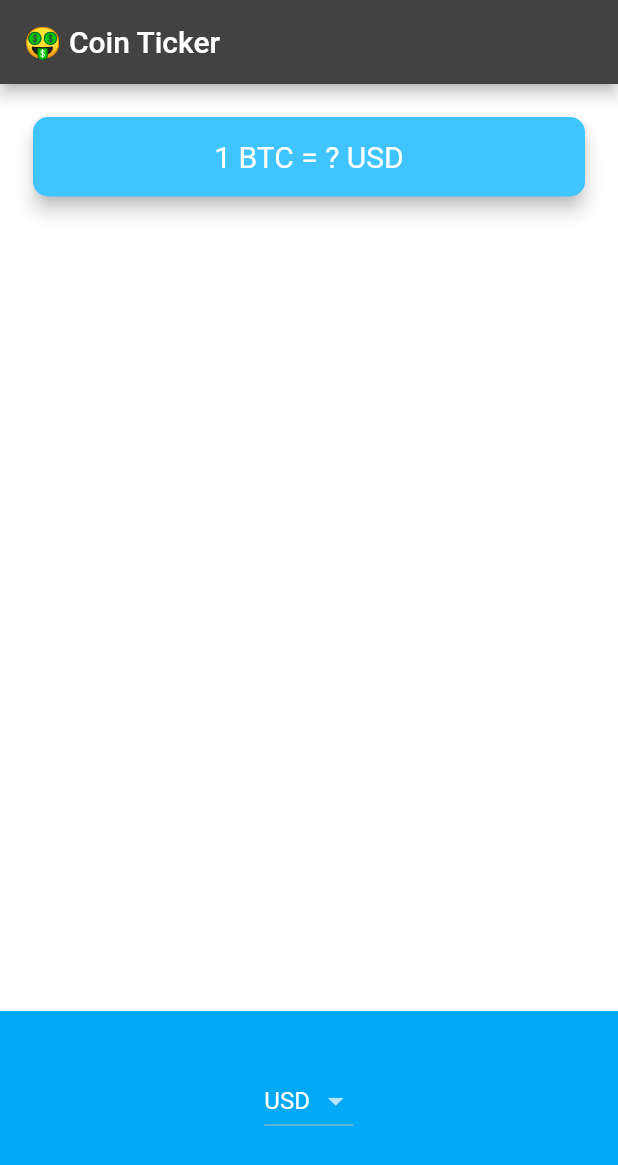
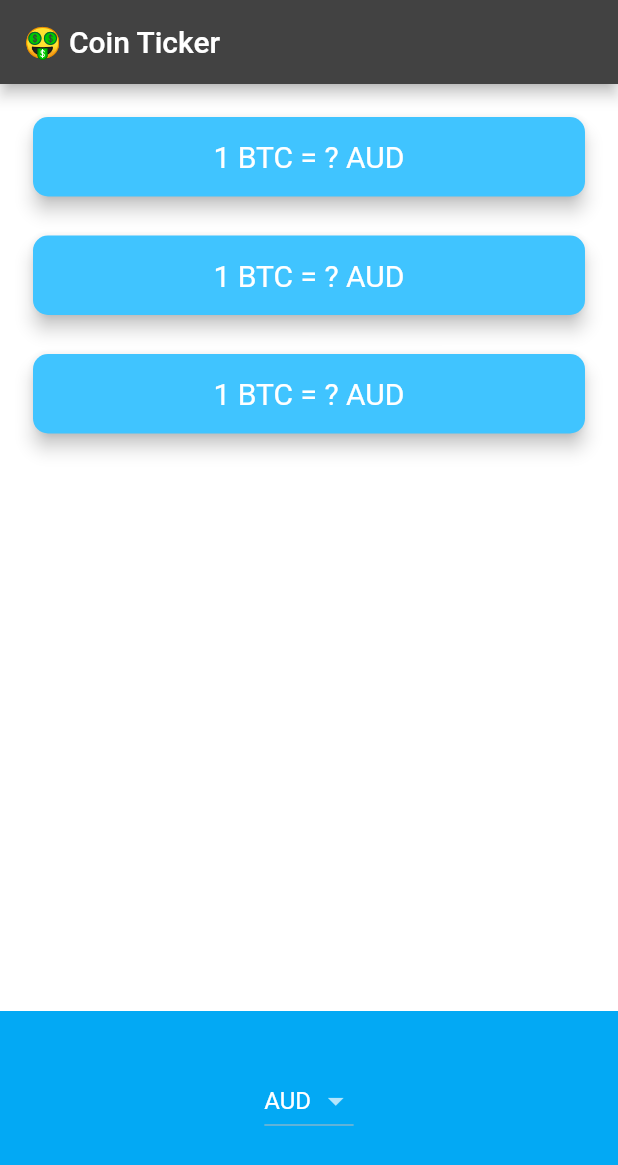
Before and after one commit to NdegwaJulius/crypto-price-checking-app, a Flutter app: the screen it shows after launch, on a phone screen of 412 x 824 dp. Shown: the top 1165 px of the screen. Run offline on Flutter 3.47's test engine with Material 2 defaults, Android fonts, the phone set to English and light mode, and no system bars; network calls fail.

Commit message:
Compete App

```diff
--- a/lib/price_screen.dart
+++ b/lib/price_screen.dart
@@ -12,7 +12,8 @@ class PriceScreen extends StatefulWidget {
 }
 
 class _PriceScreenState extends State<PriceScreen> {
-  String  selectedCurrency = 'USD';
+  // Update the default currency to AUD, the first item in the currencyList.
+  String  selectedCurrency = 'AUD';
 
 
 
@@ -33,6 +34,9 @@ class _PriceScreenState extends State<PriceScreen> {
         setState(() {
           selectedCurrency = value!;
 
+          //2: Call getData() when the picker/dropdown changes.
+          getData();
+
       });
   },
     );
@@ -50,21 +54,27 @@ class _PriceScreenState extends State<PriceScreen> {
       itemExtent: 32.0,
       onSelectedItemChanged: (selectedIndex){
         print(selectedIndex);
+        setState(() {
+          // Save the selected currency to the property selectedCurrency
+          selectedCurrency  = currenciesList[selectedIndex];
+          // Call getData() when the picker/dropdown changes.
+          getData();
+        });
       },
       children:pickerItems,
 
     );
   }
-  //12. Create a variable to hold the value and use in our Text Widget. Give the variable a starting value of '?' before the data comes back from the async methods.
-  String bitcoinValueInUSD = '?';
+  Map<String?, String> coinValues = {};
+  bool isWaiting = false;
 
-  //11. Create an async method here await the coin data from coin_data.dart
   void getData() async {
+    isWaiting = true;
     try {
-      double data = await CoinData().getCoinData();
-      //13. We can't await in a setState(). So you have to separate it out into two steps.
+      var data = await CoinData().getCoinData(selectedCurrency);
+      isWaiting = false;
       setState(() {
-        bitcoinValueInUSD = data.toStringAsFixed(0);
+        coinValues = data;
       });
     } catch (e) {
       print(e);
@@ -74,10 +84,29 @@ class _PriceScreenState extends State<PriceScreen> {
   void initState() {
     // TODO: implement initState
     //14. Call getData() when the screen loads up. We can't call CoinData().getCoinData() directly here because we can't make initState() async.
-    getData();
     super.initState();
 
+    getData();
+
   }
+  Column makeCards() {
+    List<CryptoCard> cryptoCards = [];
+    for (String crypto in cryptoList) {
+      cryptoCards.add(
+        CryptoCard(
+          cryptoCurrency: 'BTC',
+          selectedCurrency: selectedCurrency,
+          value:  isWaiting ? '?' : coinValues['BTC']!,
+        ),
+      );
+
+    }
+    return Column(
+      crossAxisAlignment: CrossAxisAlignment.stretch,
+      children: cryptoCards,
+    );
+  }
+
 
 
 
@@ -89,22 +118,48 @@ class _PriceScreenState extends State<PriceScreen> {
       appBar: AppBar(
         title: const Text('🤑 Coin Ticker'),
       ),
-      body: Column(
+      body:  Column(
       mainAxisAlignment: MainAxisAlignment.spaceBetween,
       crossAxisAlignment: CrossAxisAlignment.stretch,
-        children: [
-          Padding(
-            padding: const EdgeInsets.fromLTRB(18.0, 18.0, 18.0, 0),
+      children: <Widget>[
+        makeCards(),
+        Container(
+          height: 150.0,
+          alignment: Alignment.center,
+          padding: EdgeInsets.only(bottom: 30.0),
+          color: Colors.lightBlue,
+          child: Platform.isIOS ? iOSPicker() : androidDropdown(),
+        ),
+      ],
+    ),
+    );
+  }
+}
+class CryptoCard extends StatelessWidget {
+  const CryptoCard({
+    required this.value,
+    required this.selectedCurrency,
+    required this.cryptoCurrency,
+  });
+
+  final String value;
+  final String selectedCurrency;
+  final String cryptoCurrency;
+
+  @override
+  Widget build(BuildContext context) {
+    return Padding(
+      padding: EdgeInsets.fromLTRB(18.0, 18.0, 18.0, 0),
       child: Card(
         color: Colors.lightBlueAccent,
         elevation: 5.0,
         shape: RoundedRectangleBorder(
           borderRadius: BorderRadius.circular(10.0),
         ),
-              child:  Padding(
+        child: Padding(
           padding: EdgeInsets.symmetric(vertical: 15.0, horizontal: 28.0),
           child: Text(
-                  '1 BTC = $bitcoinValueInUSD USD',
+            '1 $cryptoCurrency = $value $selectedCurrency',
             textAlign: TextAlign.center,
             style: TextStyle(
               fontSize: 20.0,
@@ -113,25 +168,6 @@ class _PriceScreenState extends State<PriceScreen> {
           ),
         ),
       ),
-          ),
-          Container(
-            height: 150.0,
-            alignment: Alignment.center,
-            padding: const EdgeInsets.only(bottom: 30.0),
-            color: Colors.lightBlue,
-            child: Platform.isIOS ? iOSPicker() :androidDropdown()
-          ),
-        ],
-      ),
     );
   }
 }
-// DropdownButton(
-// value: selectedCurrency,
-// items: getDropdownItems(),
-// onChanged: ((value) {
-// setState(() {
-// selectedCurrency = value!;
-// });
-// print(value);
-// }),),
```
Also changed, not shown: lib/coin_data.dart (+18 -24 lines). Lines whose indentation alone changed are shown as unchanged.
